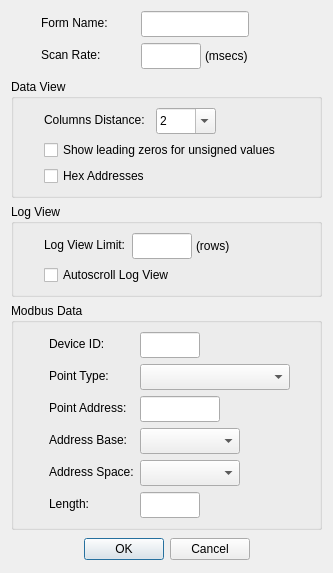
The window that src/dialogs/dialogdisplaydefinition.ui (sanny32/OpenModScan) describes before a commit, drawn with Qt 5.
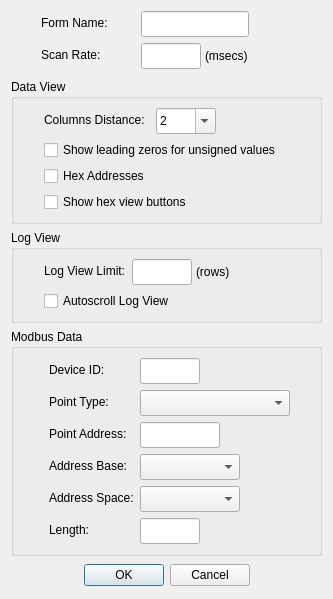
The same window after the commit. Custom widgets are drawn as their Qt base class.

Commit message: feat: Implement Show Hex View Buttons functionality across various dialogs

```diff
--- a/src/dialogs/dialogdisplaydefinition.ui
+++ b/src/dialogs/dialogdisplaydefinition.ui
@@ -7,7 +7,7 @@
     <x>0</x>
     <y>0</y>
     <width>333</width>
-    <height>565</height>
+    <height>590</height>
    </rect>
   </property>
   <property name="windowTitle">
@@ -213,6 +213,13 @@
         </property>
        </widget>
       </item>
+      <item row="3" column="0" colspan="2">
+       <widget class="QCheckBox" name="checkBoxShowHexViewButtons">
+        <property name="text">
+         <string>Show hex view buttons</string>
+        </property>
+       </widget>
+      </item>
      </layout>
     </widget>
    </item>
```
The commit also changes 15 other files.
